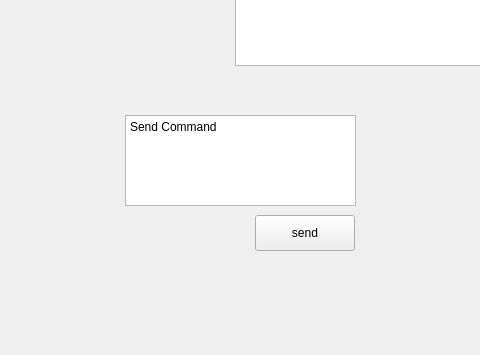
This is main_window_ui.ui in eroscupid88/deliverable3 as Qt 5 draws it before an edit; both pictures show x 395 to 875 and y 125 to 480 of the 1018 by 480 pixel window. The edited form follows.
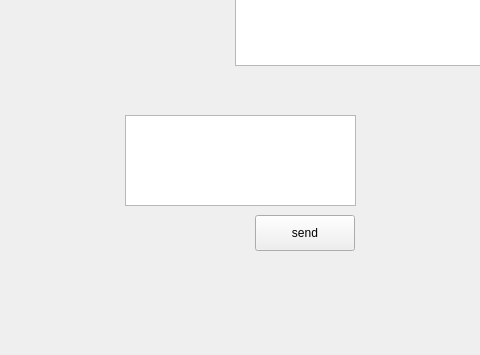
This is the edited form.

```diff
--- a/main_window_ui.ui
+++ b/main_window_ui.ui
@@ -107,7 +107,7 @@
      </rect>
     </property>
     <property name="plainText">
-     <string>Send Command
+     <string>
 </string>
     </property>
    </widget>
```
